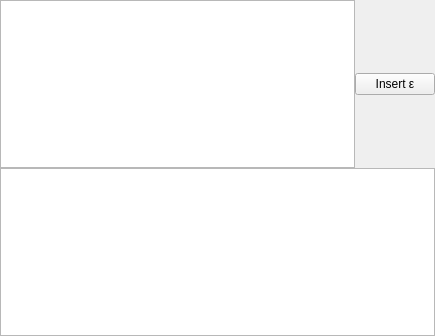
First picture: the form in RegularConvertor/reg_exp/regexpwidget.ui, repository navrkald/regularConvertor, before the edit.
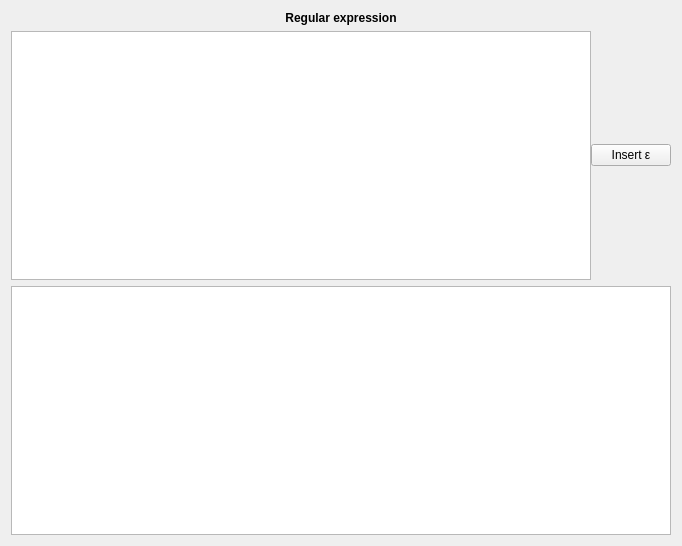
Second picture: the form after the edit. Icons and pictures are not drawn. Custom widgets are drawn as their Qt base class.

```diff
--- a/RegularConvertor/reg_exp/regexpwidget.ui
+++ b/RegularConvertor/reg_exp/regexpwidget.ui
@@ -6,8 +6,8 @@
    <rect>
     <x>0</x>
     <y>0</y>
-    <width>435</width>
-    <height>336</height>
+    <width>682</width>
+    <height>546</height>
    </rect>
   </property>
   <property name="sizePolicy">
@@ -20,21 +20,28 @@
    <string>Form</string>
   </property>
   <layout class="QVBoxLayout" name="verticalLayout">
-   <property name="spacing">
-    <number>0</number>
-   </property>
-   <property name="leftMargin">
-    <number>0</number>
-   </property>
-   <property name="topMargin">
-    <number>0</number>
-   </property>
-   <property name="rightMargin">
-    <number>0</number>
-   </property>
-   <property name="bottomMargin">
-    <number>0</number>
-   </property>
+   <item>
+    <widget class="QLabel" name="label">
+     <property name="sizePolicy">
+      <sizepolicy hsizetype="Expanding" vsizetype="Preferred">
+       <horstretch>0</horstretch>
+       <verstretch>0</verstretch>
+      </sizepolicy>
+     </property>
+     <property name="font">
+      <font>
+       <weight>75</weight>
+       <bold>true</bold>
+      </font>
+     </property>
+     <property name="text">
+      <string>Regular expression</string>
+     </property>
+     <property name="alignment">
+      <set>Qt::AlignCenter</set>
+     </property>
+    </widget>
+   </item>
    <item>
     <layout class="QHBoxLayout" name="horizontalLayout">
      <property name="spacing">
```
